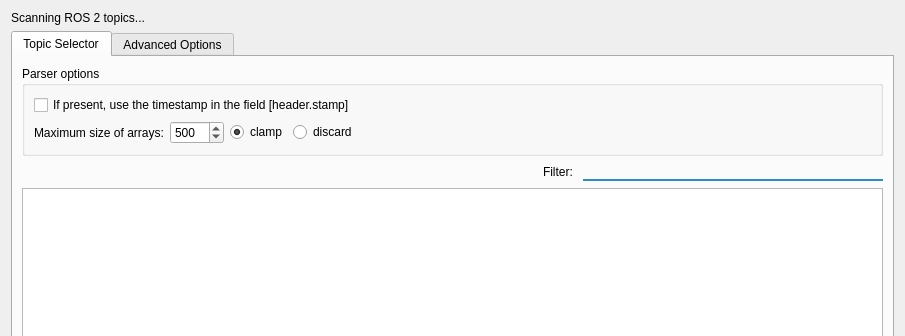
Qt form data_stream_ros2/distro/datastream_ros2.ui (PlotJuggler/pj-official-plugins) before a commit; both pictures show x 0 to 905 and y 0 to 336 of the 905 by 641 pixel window.
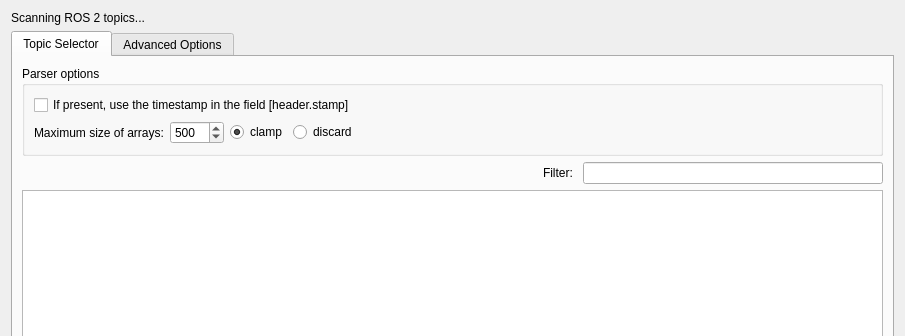
The same form after that commit.

Commit message:
style(dialogs): opt filter fields into the common filterField style
Uniformize the topic-filter look across all plugin dialogs by opting
each filter QLineEdit into the shared filterField="true" style defined
in the app stylesheet, instead of per-dialog inline stylesheets.

Add the dynamic property filterField="true" to the filter field of
MCAP, ROS2, MQTT, webrtc, pj_bridge, foxglove and Transform Editor.
The shared rule renders a flat underlined search box (muted bottom
border → highlight on focus) consistently across the fleet.

The app-side rule ships with PlotJuggler/PJ4 (twin PR).

Patch:
```diff
--- a/data_stream_ros2/distro/datastream_ros2.ui
+++ b/data_stream_ros2/distro/datastream_ros2.ui
@@ -141,10 +141,7 @@
            <property name="clearButtonEnabled">
             <bool>true</bool>
            </property>
-           <property name="styleSheet">
-            <string notr="true">QLineEdit { background-color: transparent; border: 0px; border-radius: 0px; border-bottom: 2px solid palette(highlight); }
-QLineEdit:focus { border-bottom: 2px solid palette(highlight); }</string>
-           </property>
+           <property name="filterField" stdset="0"><bool>true</bool></property>
           </widget>
          </item>
         </layout>
```
Left out of the diff: 1 changed line with no effect on the pictures. The commit also changes 6 other files.
